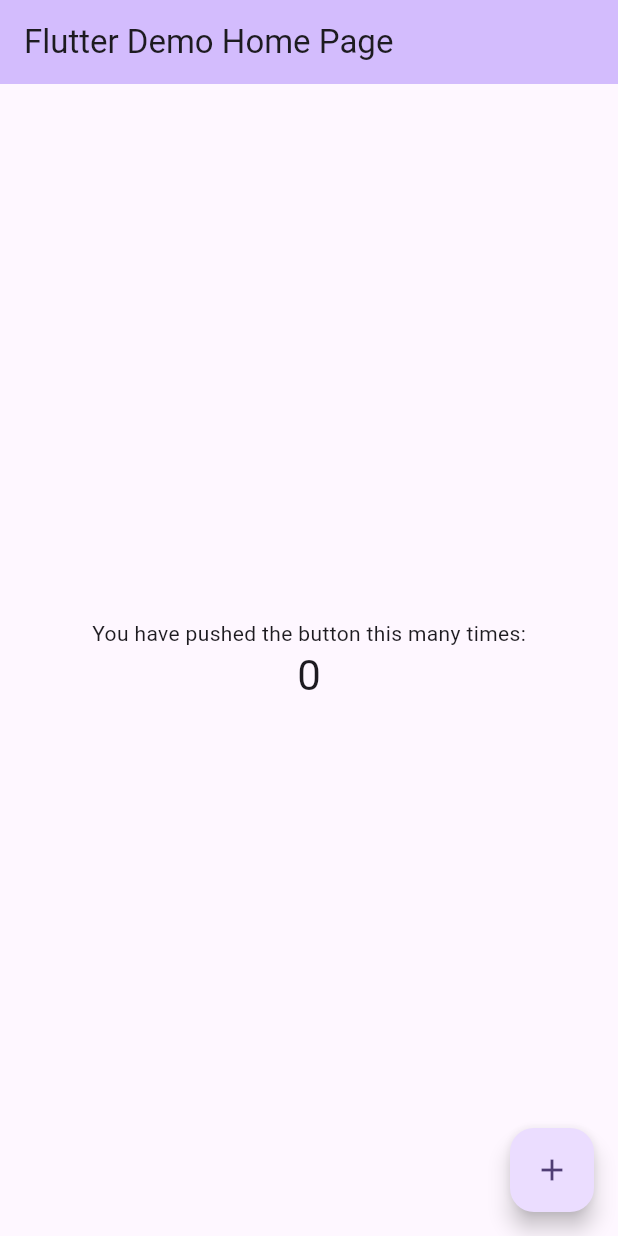
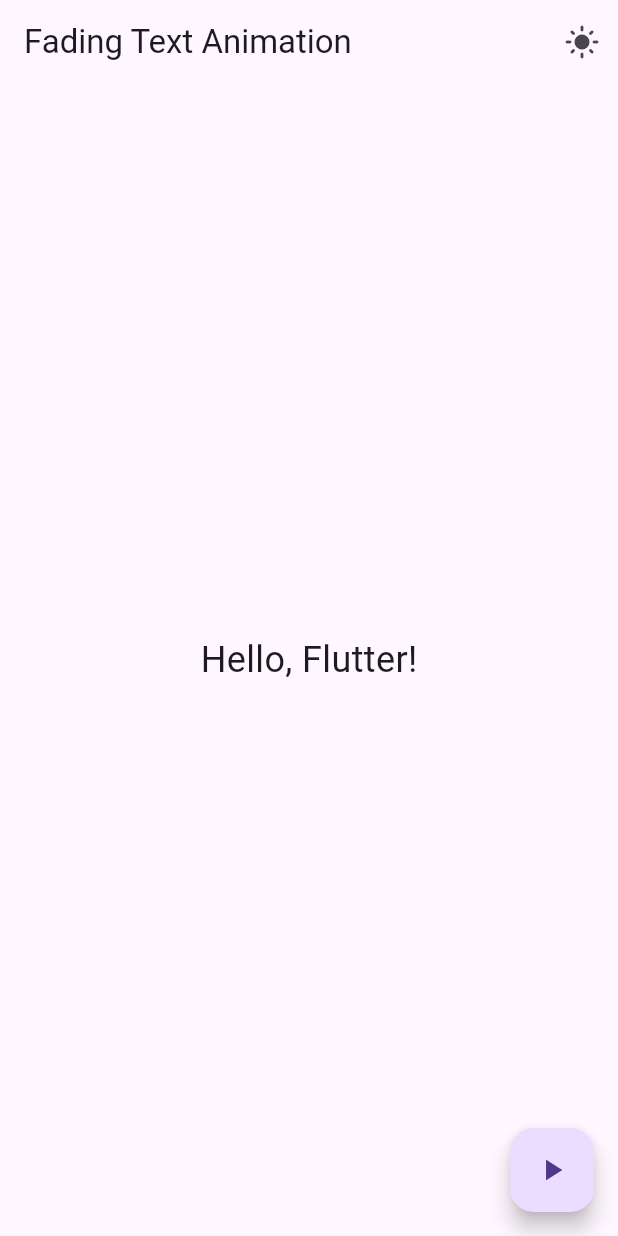
Before and after one commit to SteveT2023/FadingText, a Flutter app: the screen it shows after launch, on a phone screen of 412 x 824 dp. Run offline on Flutter 3.47's test engine with Material 3 defaults, Android fonts, the phone set to English and light mode, and no system bars.

Commit message:
Light and dark theme added.

```diff
--- a/lib/main.dart
+++ b/lib/main.dart
@@ -1,125 +1,75 @@
 import 'package:flutter/material.dart';
 
 void main() {
-  runApp(const MyApp());
+  runApp(MyApp());
 }
+class MyApp extends StatefulWidget {
+  @override
+  _darkAndLightMode createState() => _darkAndLightMode();
+  }
 
-class MyApp extends StatelessWidget {
-  const MyApp({super.key});
+class _darkAndLightMode extends State<MyApp> {
+  bool _isLightMode = true;
 
-  // This widget is the root of your application.
-  @override
-  Widget build(BuildContext context) {
-    return MaterialApp(
-      title: 'Flutter Demo',
-      theme: ThemeData(
-        // This is the theme of your application.
-        //
-        // TRY THIS: Try running your application with "flutter run". You'll see
-        // the application has a purple toolbar. Then, without quitting the app,
-        // try changing the seedColor in the colorScheme below to Colors.green
-        // and then invoke "hot reload" (save your changes or press the "hot
-        // reload" button in a Flutter-supported IDE, or press "r" if you used
-        // the command line to start the app).
-        //
-        // Notice that the counter didn't reset back to zero; the application
-        // state is not lost during the reload. To reset the state, use hot
-        // restart instead.
-        //
-        // This works for code too, not just values: Most code changes can be
-        // tested with just a hot reload.
-        colorScheme: ColorScheme.fromSeed(seedColor: Colors.deepPurple),
-        useMaterial3: true,
-      ),
-      home: const MyHomePage(title: 'Flutter Demo Home Page'),
-    );
-  }
-}
-
-class MyHomePage extends StatefulWidget {
-  const MyHomePage({super.key, required this.title});
-
-  // This widget is the home page of your application. It is stateful, meaning
-  // that it has a State object (defined below) that contains fields that affect
-  // how it looks.
-
-  // This class is the configuration for the state. It holds the values (in this
-  // case the title) provided by the parent (in this case the App widget) and
-  // used by the build method of the State. Fields in a Widget subclass are
-  // always marked "final".
-
-  final String title;
-
-  @override
-  State<MyHomePage> createState() => _MyHomePageState();
-}
-
-class _MyHomePageState extends State<MyHomePage> {
-  int _counter = 0;
-
-  void _incrementCounter() {
-    setState(() {
-      // This call to setState tells the Flutter framework that something has
-      // changed in this State, which causes it to rerun the build method below
-      // so that the display can reflect the updated values. If we changed
-      // _counter without calling setState(), then the build method would not be
-      // called again, and so nothing would appear to happen.
-      _counter++;
+  void toggleMode () {
+    setState((){
+      _isLightMode =! _isLightMode;
     });
   }
 
   @override
   Widget build(BuildContext context) {
-    // This method is rerun every time setState is called, for instance as done
-    // by the _incrementCounter method above.
-    //
-    // The Flutter framework has been optimized to make rerunning build methods
-    // fast, so that you can just rebuild anything that needs updating rather
-    // than having to individually change instances of widgets.
+    return MaterialApp(
+      theme: _isLightMode ? ThemeData.light() : ThemeData.dark(),
+      home: FadingTextAnimation(toggleMode : toggleMode, isLightMode : _isLightMode),
+    );
+  }
+}
+
+class FadingTextAnimation extends StatefulWidget {
+  final VoidCallback toggleMode;
+  final bool isLightMode;
+  FadingTextAnimation({required this.toggleMode, required this.isLightMode});
+
+  @override
+  _FadingTextAnimationState createState() => _FadingTextAnimationState();
+}
+
+class _FadingTextAnimationState extends State<FadingTextAnimation> {
+  bool _isVisible = true;
+
+  void toggleVisibility() {
+    setState(() {
+      _isVisible = !_isVisible;
+    });
+  }
+
+  @override
+  Widget build(BuildContext context) {
     return Scaffold(
       appBar: AppBar(
-        // TRY THIS: Try changing the color here to a specific color (to
-        // Colors.amber, perhaps?) and trigger a hot reload to see the AppBar
-        // change color while the other colors stay the same.
-        backgroundColor: Theme.of(context).colorScheme.inversePrimary,
-        // Here we take the value from the MyHomePage object that was created by
-        // the App.build method, and use it to set our appbar title.
-        title: Text(widget.title),
+        title: Text('Fading Text Animation'),
+        actions:[
+          IconButton(
+            icon: Icon(widget.isLightMode ? Icons.light_mode : Icons.dark_mode),
+            onPressed: widget.toggleMode,
+          )
+        ]
       ),
       body: Center(
-        // Center is a layout widget. It takes a single child and positions it
-        // in the middle of the parent.
-        child: Column(
-          // Column is also a layout widget. It takes a list of children and
-          // arranges them vertically. By default, it sizes itself to fit its
-          // children horizontally, and tries to be as tall as its parent.
-          //
-          // Column has various properties to control how it sizes itself and
-          // how it positions its children. Here we use mainAxisAlignment to
-          // center the children vertically; the main axis here is the vertical
-          // axis because Columns are vertical (the cross axis would be
-          // horizontal).
-          //
-          // TRY THIS: Invoke "debug painting" (choose the "Toggle Debug Paint"
-          // action in the IDE, or press "p" in the console), to see the
-          // wireframe for each widget.
-          mainAxisAlignment: MainAxisAlignment.center,
-          children: <Widget>[
-            const Text(
-              'You have pushed the button this many times:',
-            ),
-            Text(
-              '$_counter',
-              style: Theme.of(context).textTheme.headlineMedium,
-            ),
-          ],
+        child: AnimatedOpacity(
+          opacity: _isVisible ? 1.0 : 0.0,
+          duration: Duration(seconds: 1),
+          child: Text(
+            'Hello, Flutter!',
+            style: TextStyle(fontSize: 24),
+          ),
         ),
       ),
       floatingActionButton: FloatingActionButton(
-        onPressed: _incrementCounter,
-        tooltip: 'Increment',
-        child: const Icon(Icons.add),
-      ), // This trailing comma makes auto-formatting nicer for build methods.
+        onPressed: toggleVisibility,
+        child: Icon(Icons.play_arrow),
+      ),
     );
   }
 }
```
Also changed, not shown: 1 other file.
